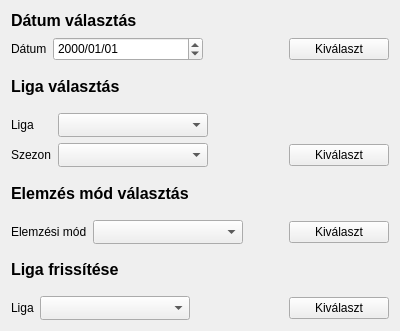
The window that presentation/ui/settings.ui (MrTIREAL/football-prediction) describes before a commit, drawn with Qt 5.
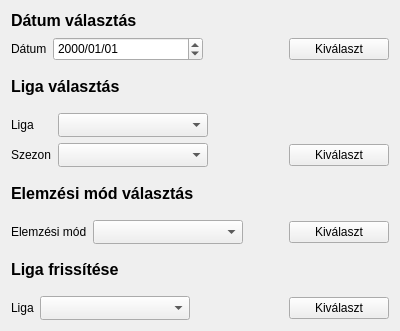
The same window after the commit.

The edit to the form file:
```diff
--- a/presentation/ui/settings.ui
+++ b/presentation/ui/settings.ui
@@ -172,7 +172,7 @@
    <item>
     <widget class="QLabel" name="label">
      <property name="text">
-      <string>&lt;html&gt;&lt;head/&gt;&lt;body&gt;&lt;p&gt;&lt;span style=&quot; font-size:12pt; font-weight:700;&quot;&gt;Elemzés mód választás&lt;/span&gt;&lt;/p&gt;&lt;/body&gt;&lt;/html&gt;</string>
+      <string>&lt;html&gt;&lt;head/&gt;&lt;body&gt;&lt;p&gt;&lt;span style=&quot; font-size:12pt; font-weight:700;&quot;&gt;Elemzési mód választás&lt;/span&gt;&lt;/p&gt;&lt;/body&gt;&lt;/html&gt;</string>
      </property>
     </widget>
    </item>
```
